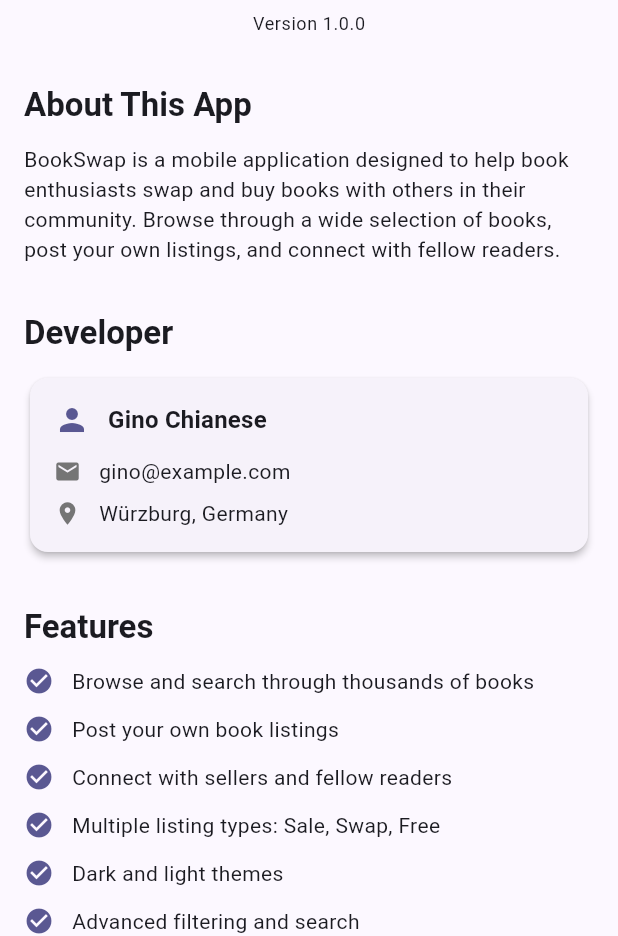
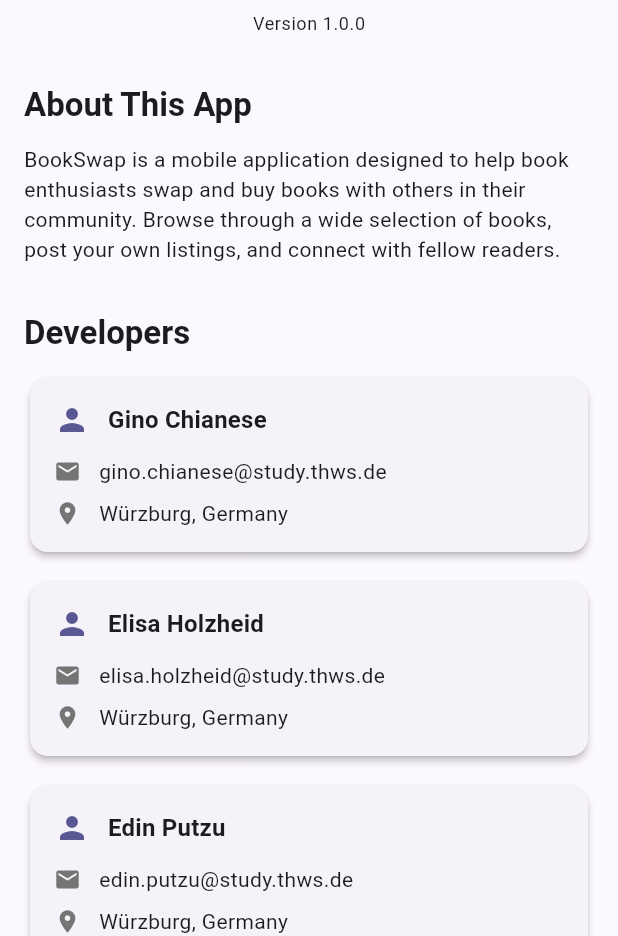
Before and after one commit to ri3r/book_swap_marketplace, a Flutter app: the AboutScreen screen opened by its route, on a phone screen of 412 x 824 dp, the part 300-1236 px from its top. Run offline on Flutter 3.47's test engine with Material 3 defaults, Android fonts, the phone set to English and light mode, and no system bars; our stand-ins replace cached_network_image, cloud_firestore, firebase_core, flutter_riverpod, go_router, shared_preferences; accounts and stored records are empty; network calls fail.

Commit message:
Add all three developers to About screen and README

```diff
--- a/lib/screens/about_screen.dart
+++ b/lib/screens/about_screen.dart
@@ -55,7 +55,7 @@
               ),
               const SizedBox(height: 32),
               Text(
-                'Developer',
+                'Developers',
                 style: Theme.of(context)
                     .textTheme
                     .titleLarge
@@ -64,7 +64,19 @@
               const SizedBox(height: 12),
               _ContactCard(
                 name: 'Gino Chianese',
-                email: 'gino@example.com',
+                email: 'gino.chianese@study.thws.de',
+                location: 'Würzburg, Germany',
+              ),
+              const SizedBox(height: 12),
+              _ContactCard(
+                name: 'Elisa Holzheid',
+                email: 'elisa.holzheid@study.thws.de',
+                location: 'Würzburg, Germany',
+              ),
+              const SizedBox(height: 12),
+              _ContactCard(
+                name: 'Edin Putzu',
+                email: 'edin.putzu@study.thws.de',
                 location: 'Würzburg, Germany',
               ),
               const SizedBox(height: 32),
```
Also changed, not shown: 1 other file.
